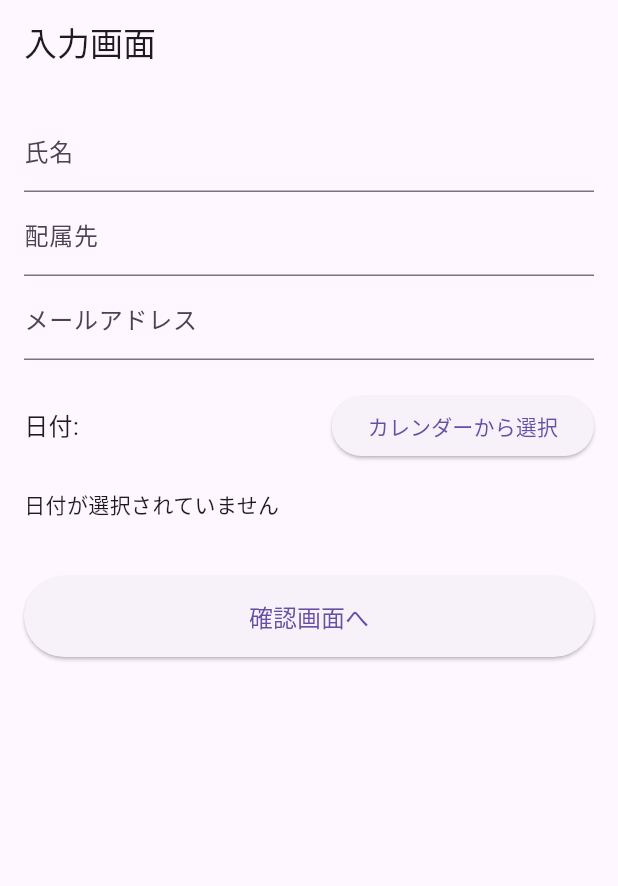
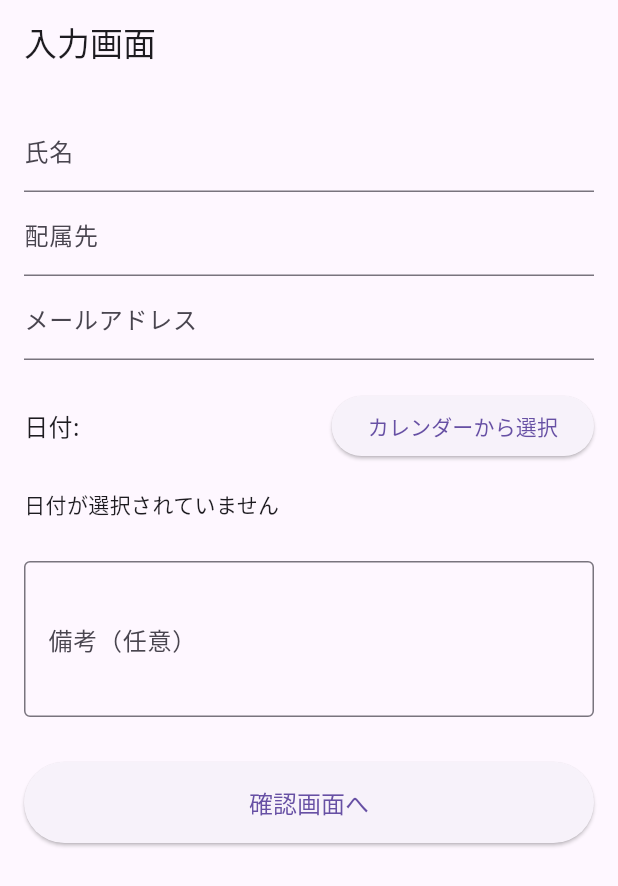
Before and after one commit to kmzk-dev/paid_holiday_web, a Flutter app: the screen it shows after launch, on a phone screen of 412 x 824 dp. Shown: the top 886 px of the screen. Run offline on Flutter 3.47's test engine with Material 3 defaults, Android fonts, the phone set to English and light mode, and no system bars; our stand-ins replace google_fonts, table_calendar.

Commit message:
feat: Adjust responsive UI, change font, and add input field
Adjusted display in responsive layout and introduced Noto Sans JP for the entire application font.
Additionally, added a free-form remarks field to the input screen and a safety area for cases with many list items.

Key changes:
- ResponsiveLayout:
  - Set left column (clock) to 40% of screen width in desktop view
  - Displayed right column (main content) in card style with background transparency
- MaterialApp:
  - Applied Google Fonts' Noto Sans JP as the global font
- InputScreen:
  - Added `remarks` property to FormData
  - Added a multi-line TextFormField for remarks input
  - Added a safety area (padding) at the bottom to prevent button overflow in mobile view when list items are numerous

```diff
--- a/lib/main.dart
+++ b/lib/main.dart
@@ -5,6 +5,8 @@ import 'package:intl/date_symbol_data_local.dart'; // ★ 追加: ロケール
 import 'screens/input_screen.dart';
 import 'screens/confirm_screen.dart';
 import 'screens/complete_screen.dart';
+import 'package:google_fonts/google_fonts.dart'; // <--- google_fontsをインポート
+
 
 // main関数をasyncに変更し、initializeDateFormattingを呼び出す
 Future<void> main() async { // ★ async に変更
@@ -27,6 +29,11 @@ class MyApp extends StatelessWidget {
         const Locale('ja', 'JP'),
       ],
       locale: const Locale('ja', 'JP'),
+      theme: ThemeData(
+        textTheme: GoogleFonts.notoSansTextTheme( // <--- Google Fontsを使用
+          Theme.of(context).textTheme,
+        ),
+      ),
       initialRoute: '/',
       routes: {
         '/': (context) => InputScreen(),
--- a/lib/screens/input_screen.dart
+++ b/lib/screens/input_screen.dart
@@ -1,3 +1,4 @@
+// input_screen.dart (変更後)
 import 'package:flutter/material.dart';
 import 'package:intl/intl.dart';
 import 'package:table_calendar/table_calendar.dart';
@@ -26,6 +27,7 @@ class FormData {
   String email;
   List<SelectedDateEntry> selectedEntries;
   double totalDuration;
+  String remarks; // ★ 新しく追加: 備考欄のためのプロパティ
 
   FormData({
     this.name = '',
@@ -33,6 +35,7 @@ class FormData {
     this.email = '',
     List<SelectedDateEntry>? selectedEntries,
     this.totalDuration = 0.0,
+    this.remarks = '', // ★ コンストラクタにも追加（デフォルト値も設定）
   }) : this.selectedEntries = selectedEntries ?? [];
 }
 // --- データモデルクラスここまで ---
@@ -44,7 +47,7 @@ class InputScreen extends StatefulWidget {
 
 class _InputScreenState extends State<InputScreen> {
   final _formKey = GlobalKey<FormState>();
-  final _formData = FormData();
+  final _formData = FormData(); // FormDataのインスタンス生成時に remarks も初期化される
   List<SelectedDateEntry> _selectedEntries = [];
 
   double get _calculatedTotalDuration {
@@ -124,16 +127,16 @@ class _InputScreenState extends State<InputScreen> {
                         style: TextStyle(color: Colors.white),
                       ),
                     ),
-                    todayBuilder: (context, date, events) => Container(
-                      margin: const EdgeInsets.all(4.0),
-                      alignment: Alignment.center,
-                      decoration: BoxDecoration(
-                        color: Colors.amber.withOpacity(0.5),
-                        shape: BoxShape.circle,
+                    todayBuilder: (context, date, events) => Container( //
+                      margin: const EdgeInsets.all(4.0), //
+                      alignment: Alignment.center, //
+                      decoration: BoxDecoration( //
+                        color: null, //
+                        shape: BoxShape.circle, //
                       ),
-                      child: Text(
-                        date.day.toString(),
-                        style: TextStyle(color: Colors.black),
+                      child: Text( //
+                        date.day.toString(), //
+                        style: TextStyle(color: Colors.black), //
                       ),
                     ),
                   ),
@@ -242,7 +245,7 @@ class _InputScreenState extends State<InputScreen> {
                     )
                   : ListView.builder(
                       shrinkWrap: true,
-                      physics: NeverScrollableScrollPhysics(),
+                      physics: NeverScrollableScrollPhysics(), //
                       itemCount: _selectedEntries.length,
                       itemBuilder: (context, index) {
                         final entry = _selectedEntries[index];
@@ -257,6 +260,11 @@ class _InputScreenState extends State<InputScreen> {
                                 Text(formatter.format(entry.date)),
                                 DropdownButton<double>(
                                   value: entry.duration,
+                                  dropdownColor: null, //
+                                  elevation: 0, //
+                                  underline: Container( //
+                                    height: 0, //
+                                  ),
                                   items: [
                                     DropdownMenuItem(child: Text('1.0日'), value: 1.0),
                                     DropdownMenuItem(child: Text('0.5日'), value: 0.5),
@@ -270,7 +278,7 @@ class _InputScreenState extends State<InputScreen> {
                                   },
                                 ),
                                 IconButton(
-                                  icon: Icon(Icons.delete_outline, color: Colors.red),
+                                  icon: Icon(Icons.clear), //
                                   onPressed: () => _removeDateEntry(entry),
                                 ),
                               ],
@@ -279,6 +287,21 @@ class _InputScreenState extends State<InputScreen> {
                         );
                       },
                     ),
+              SizedBox(height: 20), // ★ 備考欄の前に少しスペースを追加
+
+              // ★==== 新しい入力項目（備考欄） ====★
+              TextFormField(
+                decoration: InputDecoration(
+                  labelText: '備考（任意）',
+                  hintText: '特記事項があれば入力してください',
+                  border: OutlineInputBorder(), // 枠線をつけると入力エリアが分かりやすくなります
+                ),
+                keyboardType: TextInputType.multiline, // 改行を許可
+                maxLines: 3, // 表示される行数の目安（nullにすると入力に応じて高さが伸びます）
+                onSaved: (value) => _formData.remarks = value ?? '', // nullの場合は空文字を保存
+              ),
+              // ★==== ここまで ====★
+
               SizedBox(height: 30),
               ElevatedButton(
                 onPressed: () {
@@ -302,6 +325,8 @@ class _InputScreenState extends State<InputScreen> {
                   textStyle: TextStyle(fontSize: 16)
                 ),
               ),
+              // ★==== セーフティエリアのための余白 ====★
+              SizedBox(height: MediaQuery.of(context).padding.bottom + 30), // 下部のシステムパディング + 追加の余白
             ],
         ),
       ),
--- a/lib/widgets/responsive_layout.dart
+++ b/lib/widgets/responsive_layout.dart
@@ -1,3 +1,4 @@
+// lib/widgets/responsive_layout.dart の変更案
 import 'package:flutter/material.dart';
 import 'clock_widget.dart'; // 作成した時計ウィジェットをインポート
 
@@ -6,8 +7,8 @@ class ResponsiveLayout extends StatelessWidget {
 
   const ResponsiveLayout({Key? key, required this.child}) : super(key: key);
 
-  static const double desktopBreakpoint = 768.0; // タブレット横向きを想定したブレークポイント
-  static const double contentCardWidth = 450.0; // デスクトップ時の左側コンテンツカードの幅
+  static const double desktopBreakpoint = 853.0; // 旧768.0タブレット横向きを想定したブレークポイント
+  // static const double contentCardWidth = 450.0; // 右側コンテンツがExpandedになるため、この固定幅は不要になる場合があります。
 
   @override
   Widget build(BuildContext context) {
@@ -18,23 +19,32 @@ class ResponsiveLayout extends StatelessWidget {
           return child;
         } else {
           // デスクトップ/タブレット横表示
+          double clockColumnWidth = constraints.maxWidth * 0.6; // 画面全体の横幅の40%を時計エリアの幅とする
+
           return Row(
             children: <Widget>[
-              // 左側: メインコンテンツをカード表示
+              // 左側: 時計表示エリア (画面横幅の40%)
               SizedBox(
-                width: contentCardWidth,
-                child: Material( // Cardの代わりにMaterialで影や背景を調整しやすくする
-                  elevation: 2.0, // 軽い影
-                  color: Theme.of(context).cardColor, // 通常のカード背景色
-                  child: child, // child は通常 Padding を含む想定
+                width: clockColumnWidth,
+                child: Container(
+                  // color: Color(0xFFF5F5F5), // Figmaで見た背景色 (FSFSFS)
+                  child: Center(
+                    child: ClockWidget(),
+                  ),
                 ),
               ),
-              // 右側: 時計表示エリア
+              // 右側: メインコンテンツをカード表示 (画面横幅の残り60%)
               Expanded(
-                child: Container(
-                  color: Color(0xFFF5F5F5), // Figmaで見た背景色 (FSFSFS)
-                  child: Center(
-                    child: ClockWidget(),
+                child: Padding(
+                  padding: const EdgeInsets.all(24.0), // カードの周囲に余白を追加 (例: 24.0)
+                  child: Material(
+                    elevation: 2.0,
+                    borderRadius: BorderRadius.circular(24.0),
+                    color: Theme.of(context).cardColor.withAlpha((255 * 0.95).round()),
+                    child: ClipRRect(
+                      borderRadius: BorderRadius.circular(12.0),
+                      child: child,
+                    ),
                   ),
                 ),
               ),
--- a/pubspec.yaml
+++ b/pubspec.yaml
@@ -34,6 +34,7 @@ dependencies:
   # The following adds the Cupertino Icons font to your application.
   # Use with the CupertinoIcons class for iOS style icons.
   cupertino_icons: ^1.0.8
+  google_fonts: ^6.2.1
 
 dev_dependencies:
   flutter_test:
```
Also changed, not shown: pubspec.lock.
